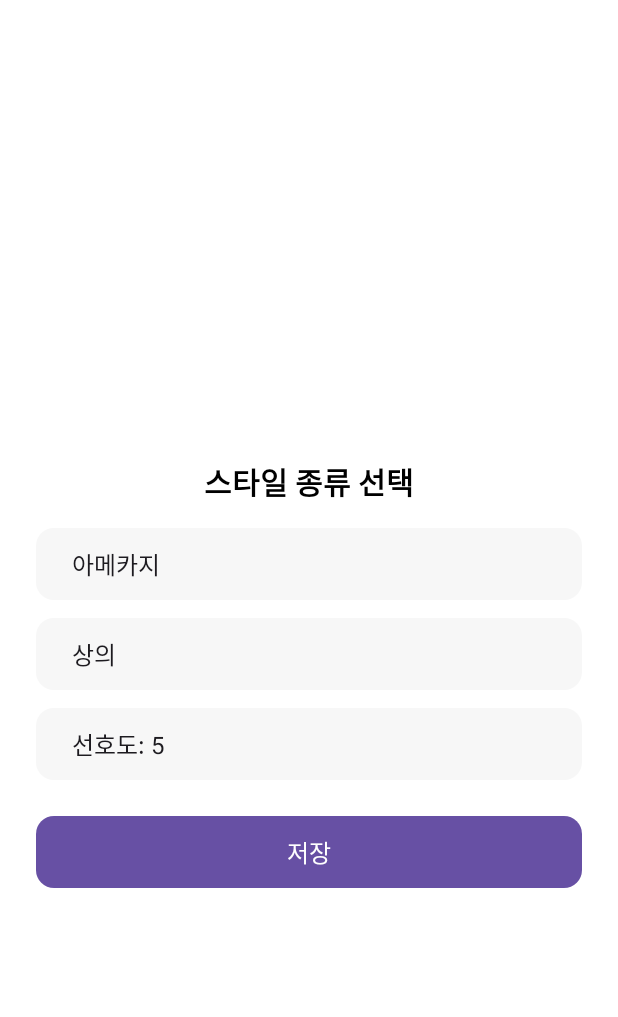
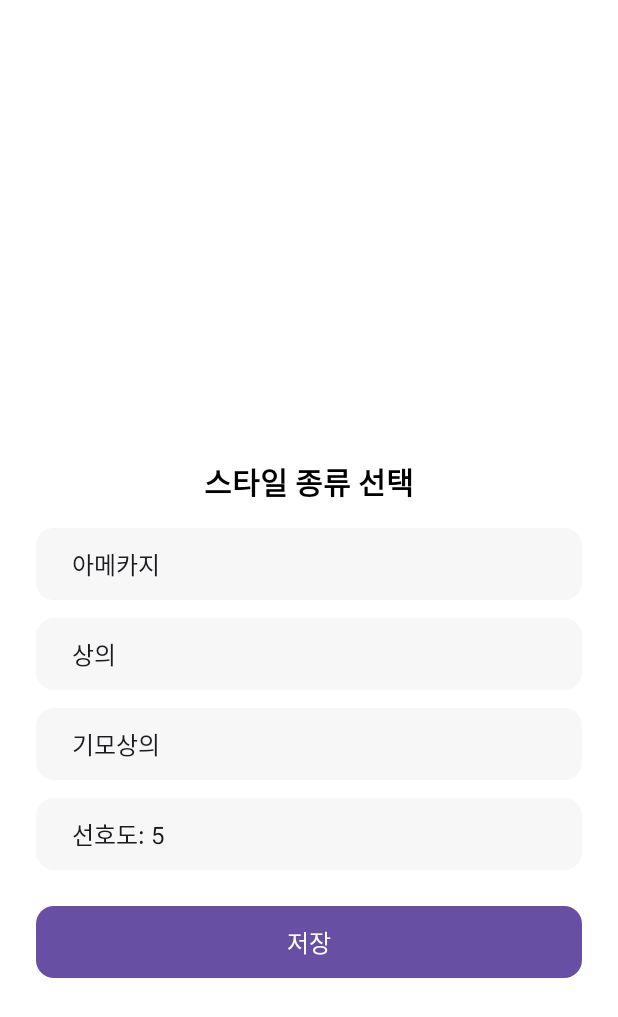
Before and after one commit to 0619-weonbin/weq, an Android app: the Style screen opened directly, with no data from a screen before it, on a phone screen of 412 x 824 dp. Shown: the top 1017 px of the screen. Run offline under Robolectric (Android 15) with nearby library versions, the phone set to English and light mode, and no system bars; pictures from the network do not load; 1 statement that could not run was skipped.

Commit message:
add detailed_type

```diff
--- a/app/src/main/java/com/example/myapplication123/MyDatabaseHelper.java
+++ b/app/src/main/java/com/example/myapplication123/MyDatabaseHelper.java
@@ -16,7 +16,7 @@ public class MyDatabaseHelper extends SQLiteOpenHelper {
     @Override
     public void onCreate(SQLiteDatabase db) {
         db.execSQL("CREATE TABLE IF NOT EXISTS clothes (id INTEGER PRIMARY KEY AUTOINCREMENT, " +
-                "style TEXT, type TEXT, preference INTEGER, image_url TEXT)");
+                "style TEXT, type TEXT, detailed_type TEXT, preference INTEGER, image_url TEXT)");
         //db.execSQL("INSERT INTO clothes (style, type) VALUES ('홍길동', '값1'), ('김철수', '값2')");
     }
 
--- a/app/src/main/java/com/example/myapplication123/Style.java
+++ b/app/src/main/java/com/example/myapplication123/Style.java
@@ -14,6 +14,7 @@ import androidx.appcompat.app.AppCompatActivity;
 import androidx.core.content.FileProvider;
 
 import android.view.View;
+import android.widget.AdapterView;
 import android.widget.Button;
 import android.widget.ImageView;
 import android.widget.Spinner;
@@ -34,7 +35,7 @@ public class Style extends AppCompatActivity {
     private Uri photoUri;               // 저장된 사진의 Uri
     private File photoFile;             // 저장된 사진의 파일 객체
     //드롭다운 메뉴 관련
-    private Spinner spinnerStyle, spinnerType, spinnerPreference;
+    private Spinner spinnerStyle, spinnerType, spinnerDetailedType, spinnerPreference;
     private Button buttonSave;
 
     @Override
@@ -60,9 +61,10 @@ public class Style extends AppCompatActivity {
         );
         //드롭다운 메뉴 관련 **************************************************************************
 
-        // 스피너 참조erer
+        // 스피너 참조
         spinnerStyle = findViewById(R.id.spinner_style);
         spinnerType = findViewById(R.id.spinner_type);
+        spinnerDetailedType = findViewById(R.id.spinner_detailed_type);
         spinnerPreference = findViewById(R.id.spinner_preference);
         buttonSave = findViewById(R.id.button_save);
 
@@ -72,12 +74,36 @@ public class Style extends AppCompatActivity {
                 "내추럴룩", "보헤미안", "유니섹스", "힙스터 스타일", "멀티레이어드", "코리안 스트릿", "Y2K",
                 "케이팝 스타일", "룩북 스타일 / 인스타 감성룩"};
         String[] typeOptions = {"상의", "하의", "아우터"};
+        String[] typeOptions_outer = {"두꺼운 아우터", "가벼운 아우터","패딩"};
+        String[] typeOptions_top = {"기모상의","두꺼운 긴팔" ,"가벼운 긴팔", "반팔", "나시", "원피스"};
+        String[] typeOptions_bottom = {"기모바지", "긴바지", "반바지"};
         String[] preferenceOptions = {"선호도: 5", "선호도: 4", "선호도: 3", "선호도: 2", "선호도: 1"};
 
         // 어댑터 설정
         setUpSpinner(spinnerStyle, styleOptions);
         setUpSpinner(spinnerType, typeOptions);
         setUpSpinner(spinnerPreference, preferenceOptions);
+
+        // spinnerType 선택에 따라 상세 타입 스피너 변경
+        spinnerType.setOnItemSelectedListener(new AdapterView.OnItemSelectedListener() {
+            @Override
+            public void onItemSelected(AdapterView<?> parent, View view, int position, long id) {
+                switch (position) {
+                    case 0: // 상의
+                        setUpSpinner(spinnerDetailedType, typeOptions_top);
+                        break;
+                    case 1: // 하의
+                        setUpSpinner(spinnerDetailedType, typeOptions_bottom);
+                        break;
+                    case 2: // 아우터
+                        setUpSpinner(spinnerDetailedType, typeOptions_outer);
+                        break;
+                }
+            }
+            @Override
+            public void onNothingSelected(AdapterView<?> parent) {
+            }
+        });
 
         //저장 버튼 (데베 저장) ***********************************************************************
         buttonSave.setOnClickListener(new View.OnClickListener() {
@@ -89,6 +115,7 @@ public class Style extends AppCompatActivity {
                     ContentValues values = new ContentValues();
                     values.put("style", spinnerStyle.getSelectedItem().toString());
                     values.put("type", spinnerType.getSelectedItem().toString());
+                    values.put("detailed_type", spinnerDetailedType.getSelectedItem().toString());
 
                     String preference = spinnerPreference.getSelectedItem().toString();
                     values.put("preference", Integer.parseInt(preference.substring(
--- a/app/src/main/res/layout/activity_style.xml
+++ b/app/src/main/res/layout/activity_style.xml
@@ -52,6 +52,16 @@
             android:paddingStart="16dp"
             android:paddingEnd="16dp" />
 
+        <!-- 드롭다운 메뉴: 세부 옷 유형 -->
+        <Spinner
+            android:id="@+id/spinner_detailed_type"
+            android:layout_width="match_parent"
+            android:layout_height="48dp"
+            android:layout_marginTop="12dp"
+            android:background="@drawable/spinner_background"
+            android:paddingStart="16dp"
+            android:paddingEnd="16dp" />
+
         <!-- 드롭다운 메뉴: 선호도 -->
         <Spinner
             android:id="@+id/spinner_preference"
```
